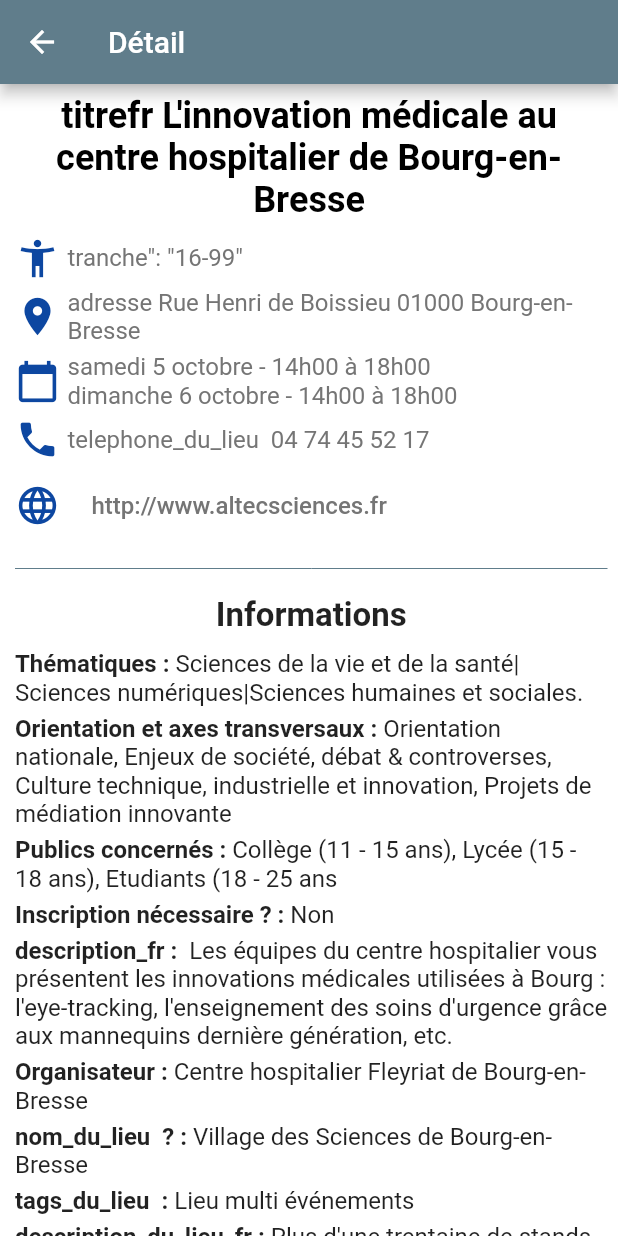
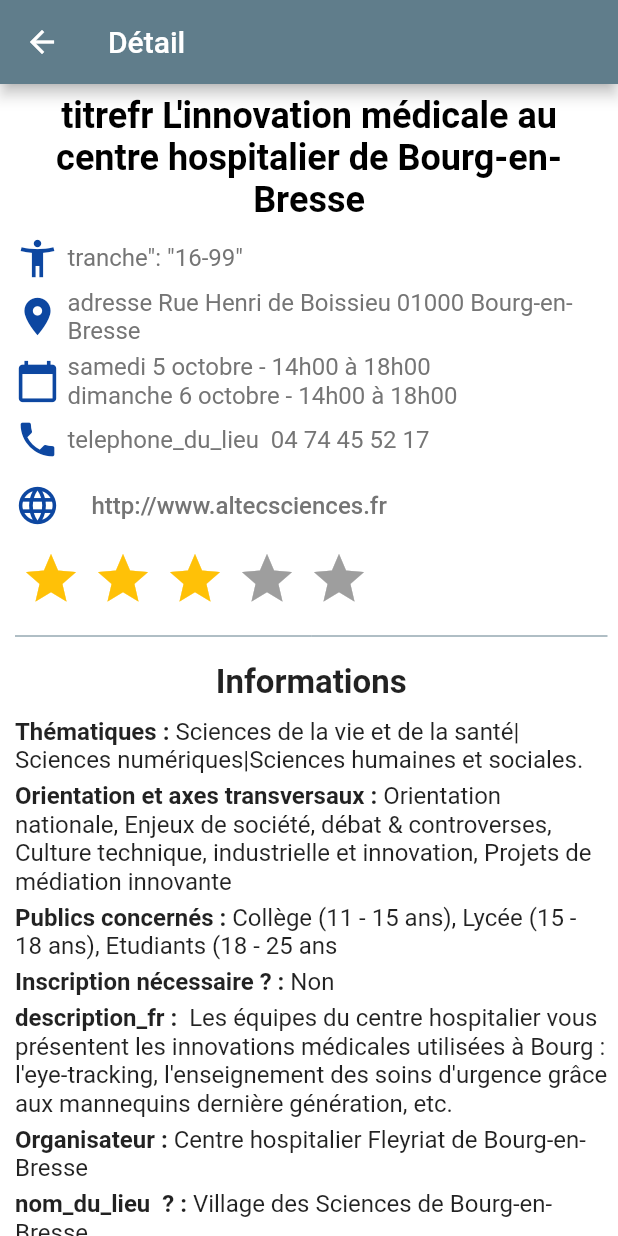
Before and after one commit to Hackathon2020Rennes1/Hackathon2020Rennes1, a Flutter app: the Detail screen opened directly, on a phone screen of 412 x 824 dp. Run offline on Flutter 3.47's test engine with Material 2 defaults, Android fonts, the phone set to English and light mode, and no system bars; drawn by our look-alikes of flutter_rating_bar; our stand-ins replace cached_network_image, cloud_firestore, firebase_auth, firebase_core, flutter_map, google_maps_flutter and 2 more; accounts and stored records are empty; network calls fail.

Commit message:
detail update

```diff
--- a/lib/src/pages/detail_page/detail.dart
+++ b/lib/src/pages/detail_page/detail.dart
@@ -2,6 +2,7 @@ import 'dart:ui';
 import 'package:url_launcher/url_launcher.dart';
 import 'package:flutter/cupertino.dart';
 import 'package:flutter/material.dart';
+import 'package:flutter_rating_bar/flutter_rating_bar.dart';
 
 class Detail extends StatelessWidget {
   const Detail({
@@ -136,6 +137,21 @@ class Detail extends StatelessWidget {
                             ),
                           ],
                         ),
+                        Padding(padding: const EdgeInsets.only(top: 5),),
+                        RatingBar.builder(
+                          initialRating: 3,
+                          minRating: 1,
+                          direction: Axis.horizontal,
+                          allowHalfRating: true,
+                          itemCount: 5,
+                          itemPadding: EdgeInsets.symmetric(horizontal: 4.0),
+                          itemBuilder: (context, _) => Icon(
+                            Icons.star,
+                            color: Colors.amber,
+                          ),
+                          onRatingUpdate: (rating) {
+                            print(rating);
+                          },),
                         Padding(padding: const EdgeInsets.only(top: 10),),
                         Divider(
                           color: Colors.blueGrey,
--- a/lib/src/pages/detail_page/widgets/note.dart
+++ /dev/null
@@ -1,2 +0,0 @@
-import 'package:flutter/cupertino.dart';
-import 'package:flutter/material.dart';
--- a/pubspec.yaml
+++ b/pubspec.yaml
@@ -33,6 +33,7 @@ dependencies:
   cached_network_image: ^2.4.1
   flutter_map: ^0.10.1+1
   google_maps_flutter: ^1.0.6
+  flutter_rating_bar: ^3.2.0+1
 
   # The following adds the Cupertino Icons font to your application.
   # Use with the CupertinoIcons class for iOS style icons.
```
